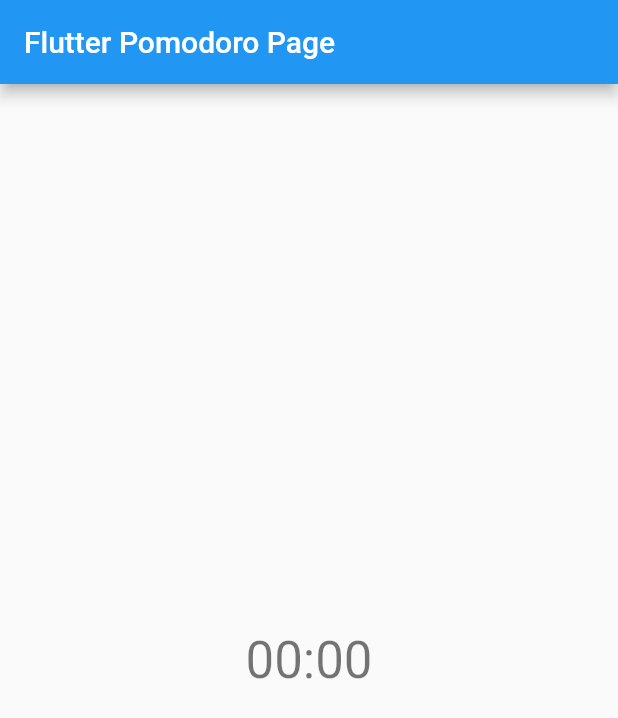
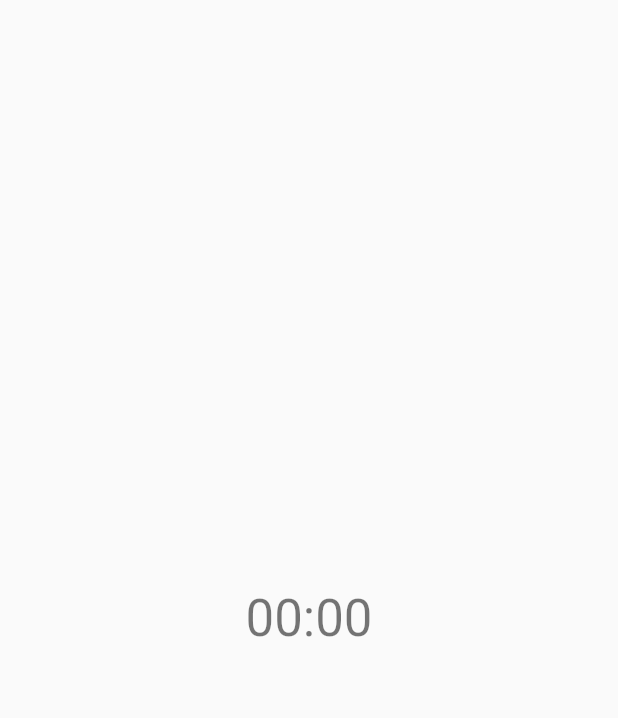
Before and after one commit to reiya0104/flutter_pomodoro, a Flutter app: the screen it shows after launch, on a phone screen of 412 x 824 dp. Shown: the top 718 px of the screen. Run offline on Flutter 3.47's test engine with Material 2 defaults, Android fonts, the phone set to English and light mode, and no system bars.

Commit message:
delete: AppBar の削除

```diff
--- a/lib/main.dart
+++ b/lib/main.dart
@@ -15,15 +15,13 @@ class MyApp extends StatelessWidget {
       theme: ThemeData(
         primarySwatch: Colors.blue,
       ),
-      home: const MyHomePage(title: 'Flutter Pomodoro Page'),
+      home: const MyHomePage(),
     );
   }
 }
 
 class MyHomePage extends StatefulWidget {
-  const MyHomePage({super.key, required this.title});
-
-  final String title;
+  const MyHomePage({super.key});
 
   @override
   State<MyHomePage> createState() => _MyHomePageState();
@@ -33,9 +31,6 @@ class _MyHomePageState extends State<MyHomePage> {
   @override
   Widget build(BuildContext context) {
     return Scaffold(
-      appBar: AppBar(
-        title: Text(widget.title),
-      ),
       body: Center(
         child: Column(
           mainAxisAlignment: MainAxisAlignment.center,
```
